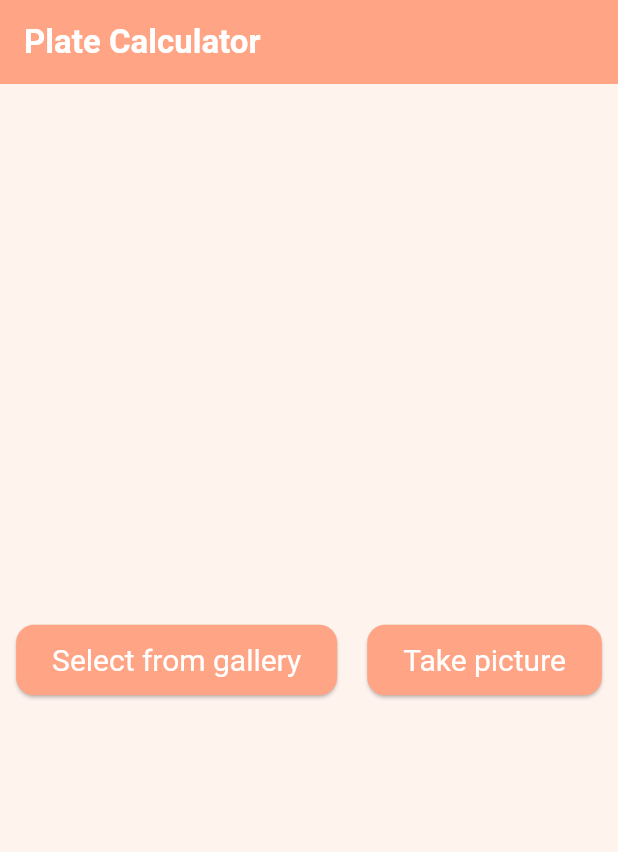
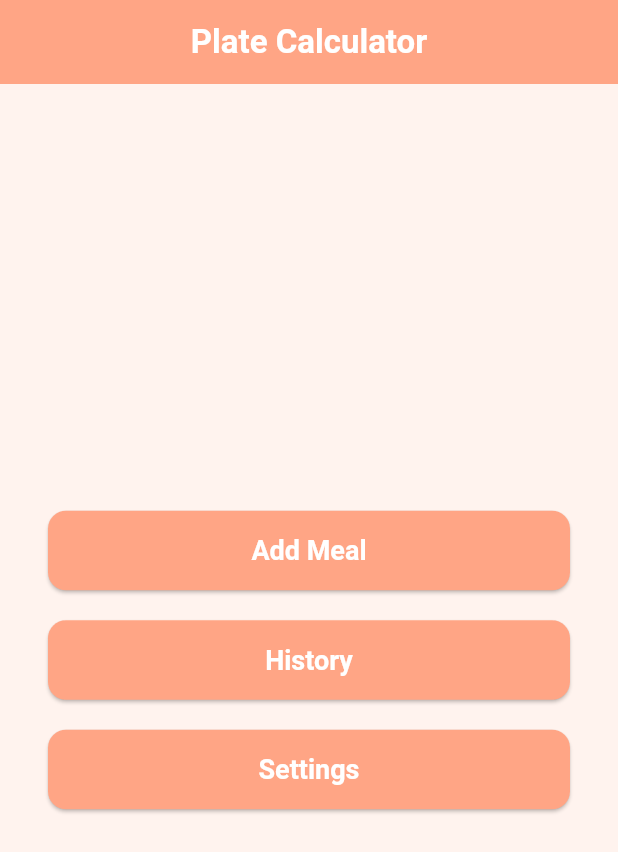
Before and after one commit to jewelmoradi/plate_calculator, a Flutter app: the screen it shows after launch, on a phone screen of 412 x 824 dp. Shown: the top 852 px of the screen. Run offline on Flutter 3.47's test engine with Material 3 defaults, Android fonts, the phone set to English and light mode, and no system bars; our stand-ins replace image_picker, permission_handler.

Commit message:
- added main menu screen file - organized the files

```diff
--- a/lib/main.dart
+++ b/lib/main.dart
@@ -1,9 +1,10 @@
 import 'package:flutter/material.dart';
-import './gallery_screen.dart';
-import './camera_screen.dart';
+import 'screens/main_menu_screen.dart';
+import 'screens/gallery_screen.dart';
+import 'screens/camera_screen.dart';
 
 void main() {
-  runApp(MyApp());
+  runApp(const MyApp());
 }
 
 class MyApp extends StatelessWidget {
@@ -53,7 +54,13 @@ class MyApp extends StatelessWidget {
           contentTextStyle: TextStyle(color: Colors.white),
         ),
       ),
-        home: HomeScreen(),
+      initialRoute: '/',
+      routes: {
+        '/': (context) => const MainMenuScreen(),
+        '/add-meal/gallery': (context) => const GalleryScreen(),
+        '/add-meal/camara': (context) => const CameraScreen(),
+        //'/history': (context) => const HistoryScreen(),
+      },
     );
   }
 }
--- /dev/null
+++ b/lib/screens/main_menu_screen.dart
@@ -0,0 +1,74 @@
+import 'package:flutter/material.dart';
+
+class MainMenuScreen extends StatelessWidget {
+  const MainMenuScreen({super.key});
+
+  @override
+  Widget build(BuildContext context) {
+    final colorScheme = Theme.of(context).colorScheme;
+
+    return Scaffold(
+      backgroundColor: colorScheme.surface,
+      appBar: AppBar(
+        title: Text('Plate Calculator'),
+        centerTitle: true,
+        backgroundColor: colorScheme.primary,
+        foregroundColor: colorScheme.onPrimary,
+      ),
+      body: Padding(
+        padding: const EdgeInsets.symmetric(horizontal: 32.0),
+        child: Center(
+          child: Column(
+            mainAxisSize: MainAxisSize.min,
+            children: [
+              _buildMenuButton(
+                context,
+                label: 'Add Meal',
+                onPressed: () {
+                  Navigator.pushNamed(context, '/add-meal');
+                },
+              ),
+              const SizedBox(height: 20),
+              _buildMenuButton(
+                context,
+                label: 'History',
+                onPressed: () {
+                  Navigator.pushNamed(context, '/history');
+                },
+              ),
+              const SizedBox(height: 20),
+              _buildMenuButton(
+                context,
+                label: 'Settings',
+                onPressed: () {
+                  Navigator.pushNamed(context, '/settings');
+                },
+              ),
+            ],
+          ),
+        ),
+      ),
+    );
+  }
+
+  Widget _buildMenuButton(BuildContext context, {required String label, required VoidCallback onPressed}) {
+    final colorScheme = Theme.of(context).colorScheme;
+
+    return SizedBox(
+      width: double.infinity,
+      child: ElevatedButton(
+        style: ElevatedButton.styleFrom(
+          backgroundColor: colorScheme.primary,
+          foregroundColor: colorScheme.onPrimary,
+          padding: const EdgeInsets.symmetric(vertical: 16),
+          textStyle: const TextStyle(fontSize: 18, fontWeight: FontWeight.bold),
+          shape: RoundedRectangleBorder(
+           borderRadius: BorderRadius.circular(12),
+          ),
+        ),
+        onPressed: onPressed,
+        child: Text(label),
+      ),
+    );
+  }
+}
```
Also changed, not shown: lib/screens/camera_screen.dart (renamed from lib/camera_screen.dart), lib/screens/gallery_screen.dart (renamed from lib/gallery_screen.dart).
